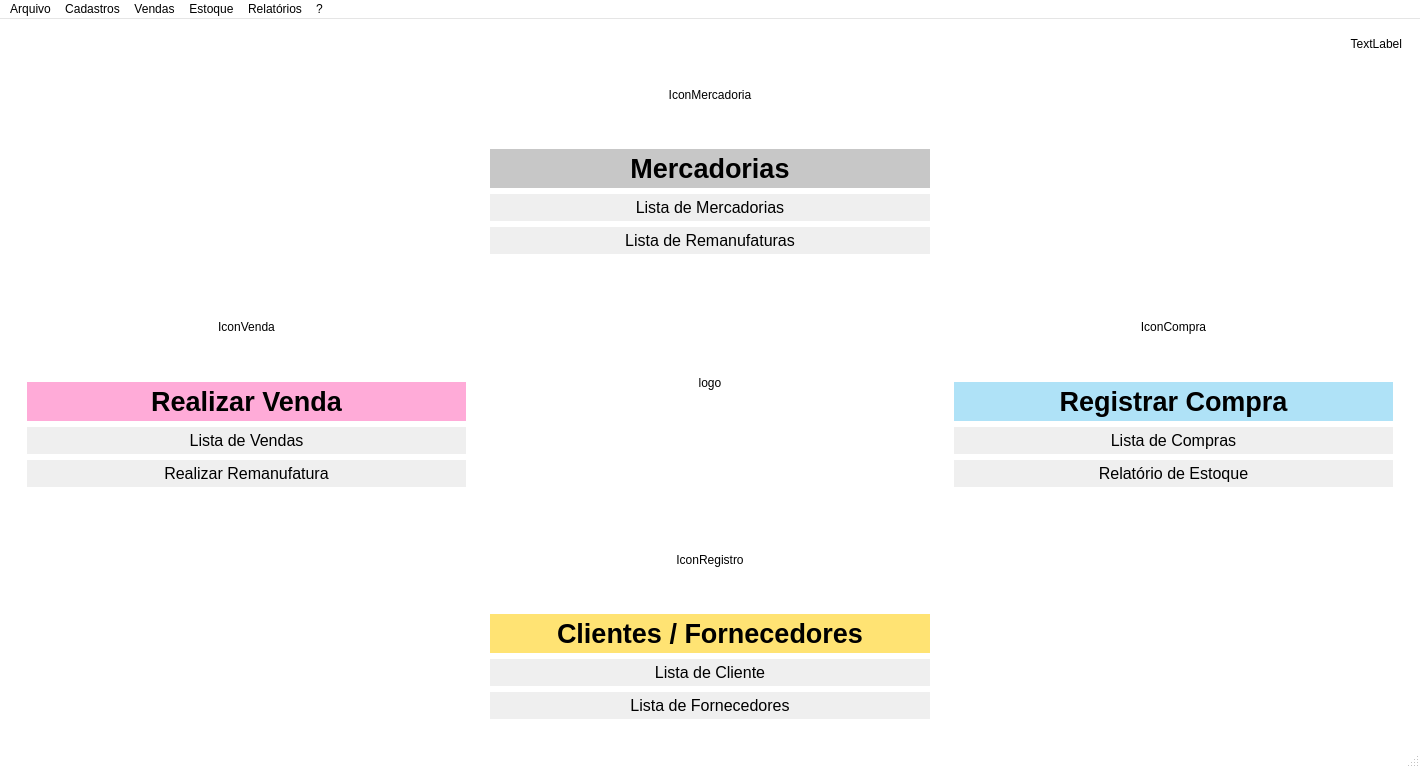
Above: Resources/UI/MainWindow.ui from Klubas/Projeto-SOAD before the change. Below: the same form after it.
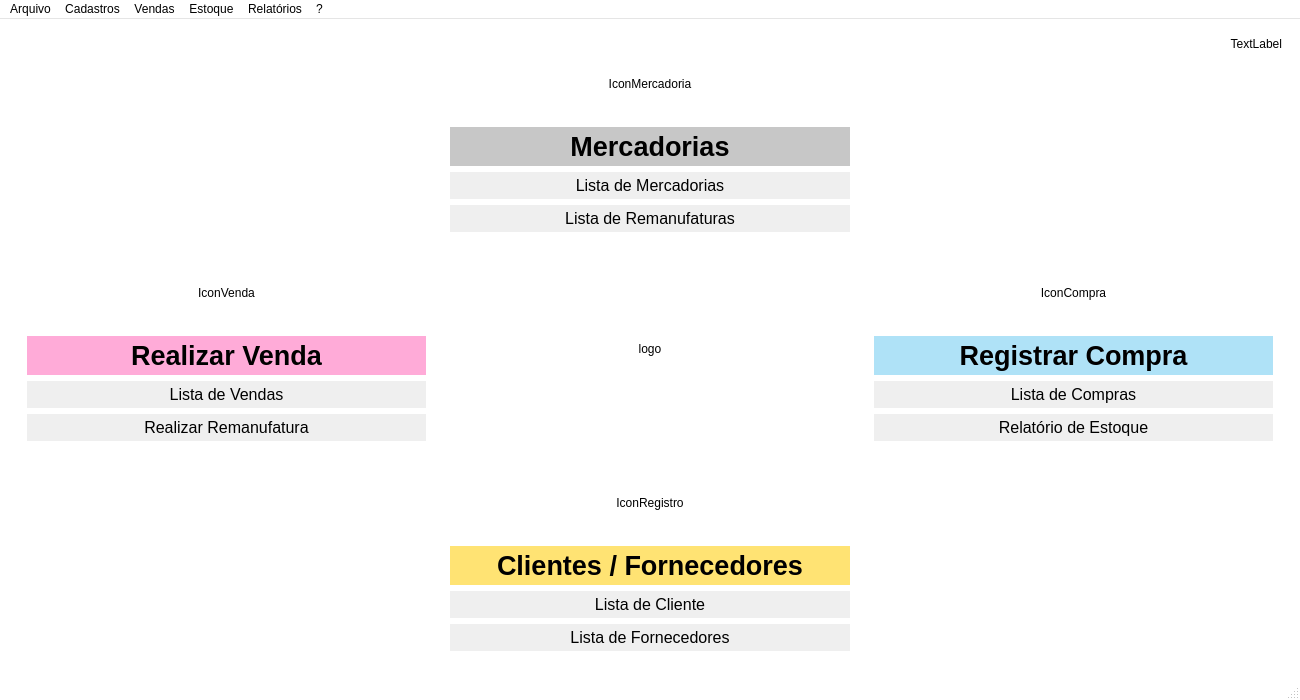
That is the form after the change.

The edit to the form file:
```diff
--- a/Resources/UI/MainWindow.ui
+++ b/Resources/UI/MainWindow.ui
@@ -12,8 +12,8 @@
    <rect>
     <x>0</x>
     <y>0</y>
-    <width>1420</width>
-    <height>768</height>
+    <width>1300</width>
+    <height>700</height>
    </rect>
   </property>
   <property name="sizePolicy">
@@ -24,8 +24,8 @@
   </property>
   <property name="minimumSize">
    <size>
-    <width>1420</width>
-    <height>768</height>
+    <width>1300</width>
+    <height>700</height>
    </size>
   </property>
   <property name="maximumSize">
@@ -152,7 +152,7 @@
   <widget class="QWidget" name="centralwidget">
    <property name="minimumSize">
     <size>
-     <width>1418</width>
+     <width>0</width>
      <height>0</height>
     </size>
    </property>
@@ -905,7 +905,7 @@
     <rect>
      <x>0</x>
      <y>0</y>
-     <width>1420</width>
+     <width>1300</width>
      <height>21</height>
     </rect>
    </property>
```
